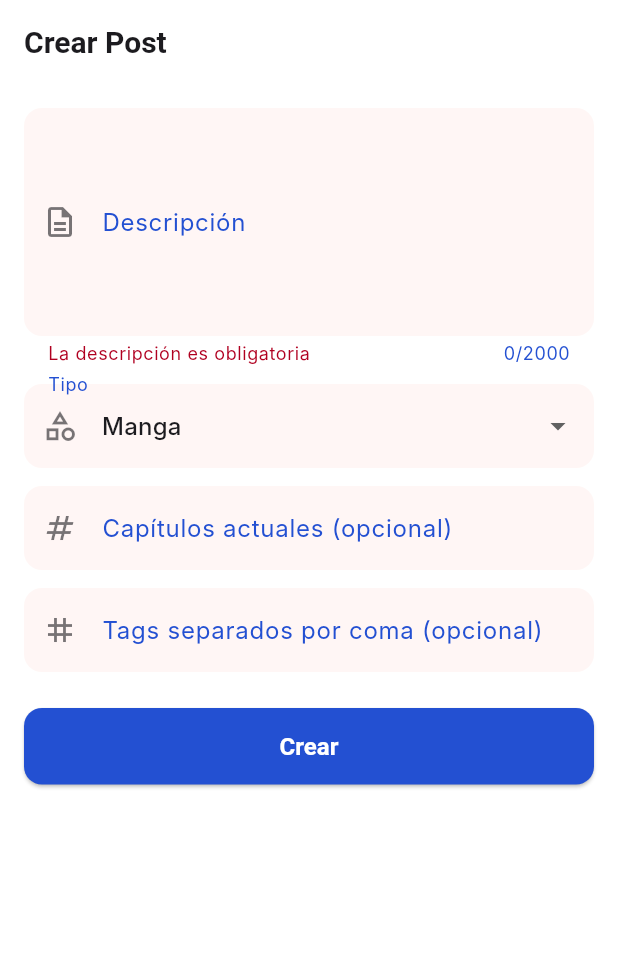
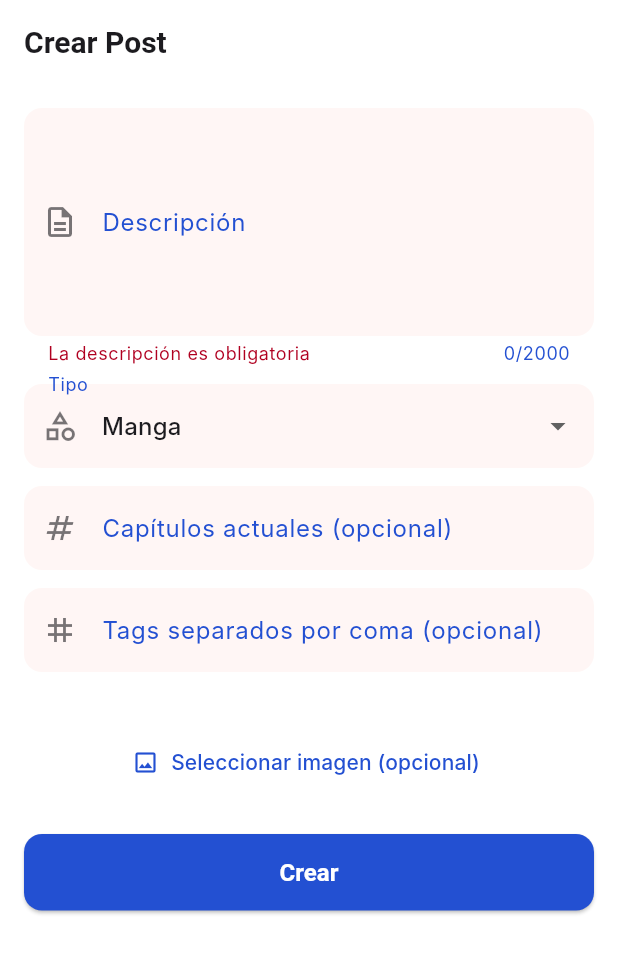
Before and after one commit to JhairAlexby/animeto_app, a Flutter app: the CreatePostScreen screen opened by its route, after a tap on "Crear", on a phone screen of 412 x 824 dp. Shown: the top 953 px of the screen. Run offline on Flutter 3.47's test engine with Material 3 defaults, Android fonts, the phone set to English and light mode, and no system bars; our stand-ins replace dio, go_router, image_picker, shared_preferences, timeago; accounts and stored records are empty; Roboto replaces fonts that are missing (Inter).

Commit message:
images error incomplete

```diff
--- a/lib/features/feed/data/datasources/publication_remote_data_source.dart
+++ b/lib/features/feed/data/datasources/publication_remote_data_source.dart
@@ -69,7 +69,7 @@ class PublicationRemoteDataSourceImpl implements PublicationRemoteDataSource {
         }
         if (tags != null) {
           for (final t in tags) {
-            formData.fields.add(MapEntry('tags', t));
+            formData.fields.add(MapEntry('tags[]', t));
           }
         }
         final fileName = imagePath.split(RegExp(r'[\\/]')).last;
--- a/lib/features/feed/presentation/screens/create_post_screen.dart
+++ b/lib/features/feed/presentation/screens/create_post_screen.dart
@@ -1,5 +1,8 @@
+import 'dart:io';
+
 import 'package:flutter/material.dart';
 import 'package:go_router/go_router.dart';
+import 'package:image_picker/image_picker.dart';
 import 'package:provider/provider.dart';
 import 'package:animeto_app/features/feed/presentation/providers/feed_provider.dart';
 
@@ -18,6 +21,8 @@ class _CreatePostScreenState extends State<CreatePostScreen> {
   final _tagsController = TextEditingController();
 
   String _type = 'manga';
+  File? _image;
+  final ImagePicker _picker = ImagePicker();
 
   @override
   void dispose() {
@@ -25,6 +30,16 @@ class _CreatePostScreenState extends State<CreatePostScreen> {
     _currentChaptersController.dispose();
     _tagsController.dispose();
     super.dispose();
+  }
+
+  Future<void> _pickImage() async {
+    final pickedFile = await _picker.pickImage(source: ImageSource.gallery);
+
+    if (pickedFile != null) {
+      setState(() {
+        _image = File(pickedFile.path);
+      });
+    }
   }
 
   Future<void> _submit(BuildContext context) async {
@@ -38,9 +53,8 @@ class _CreatePostScreenState extends State<CreatePostScreen> {
     final description = _descriptionController.text.trim();
     final type = _type.trim();
     final currentChaptersText = _currentChaptersController.text.trim();
-    final currentChapters = currentChaptersText.isEmpty
-        ? null
-        : int.tryParse(currentChaptersText);
+    final currentChapters =
+        currentChaptersText.isEmpty ? null : int.tryParse(currentChaptersText);
     final tagsRaw = _tagsController.text.trim();
     final tags = tagsRaw.isEmpty
         ? null
@@ -55,7 +69,7 @@ class _CreatePostScreenState extends State<CreatePostScreen> {
       type: type,
       currentChapters: currentChapters,
       tags: tags,
-      imagePath: null,
+      imagePath: _image?.path,
     );
 
     if (!context.mounted) return;
@@ -163,6 +177,23 @@ class _CreatePostScreenState extends State<CreatePostScreen> {
                 },
               ),
               const SizedBox(height: 24),
+              if (_image != null)
+                ClipRRect(
+                  borderRadius: BorderRadius.circular(12),
+                  child: Image.file(
+                    _image!,
+                    height: 200,
+                    width: double.infinity,
+                    fit: BoxFit.cover,
+                  ),
+                ),
+              const SizedBox(height: 12),
+              TextButton.icon(
+                onPressed: _pickImage,
+                icon: const Icon(Icons.image_outlined),
+                label: const Text('Seleccionar imagen (opcional)'),
+              ),
+              const SizedBox(height: 24),
               ElevatedButton(
                 onPressed: () => _submit(context),
                 child: const Text('Crear'),
--- a/pubspec.yaml
+++ b/pubspec.yaml
@@ -17,6 +17,7 @@ dependencies:
   dio: ^5.5.0
   shared_preferences: ^2.2.3
   timeago: ^3.6.1
+  image_picker: ^1.2.0
 
 dev_dependencies:
   flutter_test:
```
Also changed, not shown: pubspec.lock, 5 other files.
